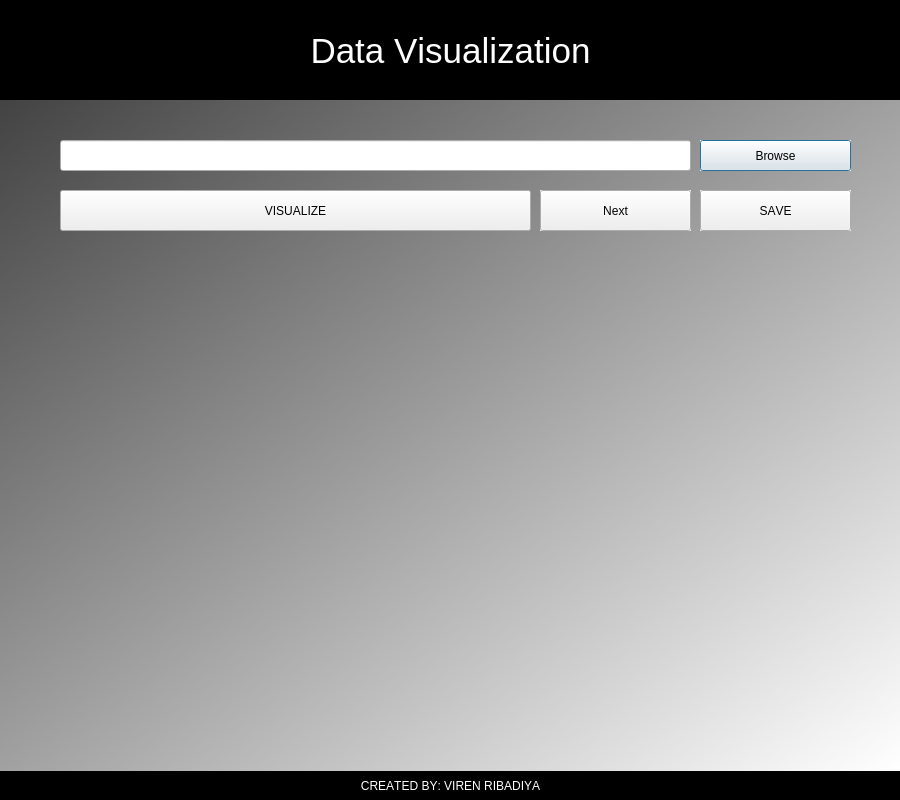
Before: the Qt Designer form main.ui in Pleasure01/Python-Data-Visualization-using-PyQt5, drawn with Qt 5.
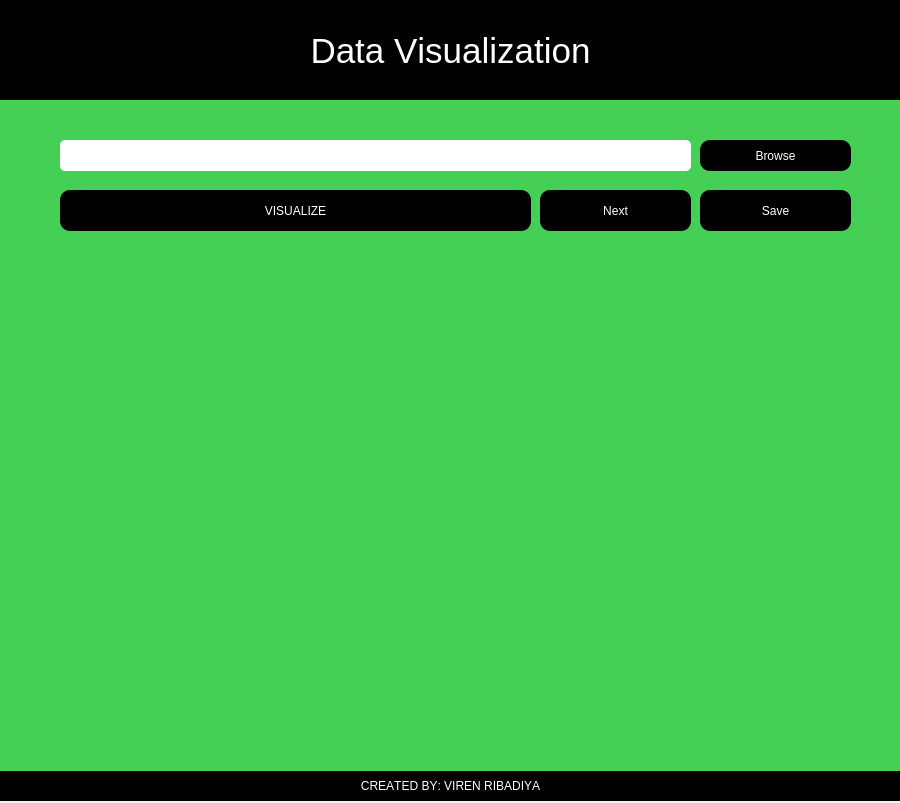
After: the same form once the commit is applied. Icons and pictures are not drawn.

Commit message:
upgraded the Graphical User Interface
QPushButton - Hover effect added.
New Background Color added.

```diff
--- a/main.ui
+++ b/main.ui
@@ -7,7 +7,7 @@
     <x>0</x>
     <y>0</y>
     <width>900</width>
-    <height>800</height>
+    <height>803</height>
    </rect>
   </property>
   <property name="font">
@@ -98,14 +98,13 @@
     <rect>
      <x>0</x>
      <y>100</y>
-     <width>901</width>
+     <width>900</width>
      <height>671</height>
     </rect>
    </property>
    <property name="styleSheet">
-    <string notr="true">background-color: rgb(163, 163, 244);
-background-color: qlineargradient(spread:pad, x1:0, y1:0, x2:1, y2:1, stop:0 rgba(51, 45, 53, 255), stop:1 rgba(255, 255, 255, 255));
-background-color: qlineargradient(spread:pad, x1:0, y1:0, x2:1, y2:1, stop:0 rgba(67, 67, 67, 255), stop:1 rgba(255, 255, 255, 255));</string>
+    <string notr="true">
+background-color: rgb(69, 208, 85);</string>
    </property>
    <property name="text">
     <string/>
@@ -120,12 +119,25 @@
      <height>480</height>
     </rect>
    </property>
+   <property name="accessibleDescription">
+    <string/>
+   </property>
+   <property name="layoutDirection">
+    <enum>Qt::LeftToRight</enum>
+   </property>
+   <property name="autoFillBackground">
+    <bool>false</bool>
+   </property>
    <property name="styleSheet">
-    <string notr="true"/>
+    <string notr="true">border-radius:15px;
+</string>
    </property>
    <property name="text">
     <string/>
    </property>
+   <property name="alignment">
+    <set>Qt::AlignCenter</set>
+   </property>
   </widget>
   <widget class="QPushButton" name="Browse">
    <property name="geometry">
@@ -137,11 +149,23 @@
     </rect>
    </property>
    <property name="autoFillBackground">
-    <bool>true</bool>
+    <bool>false</bool>
    </property>
    <property name="styleSheet">
-    <string notr="true">font: 75 12pt &quot;MS Shell Dlg 2&quot;;
-</string>
+    <string notr="true">QPushButton
+{
+font: 75 14pt &quot;MS Shell Dlg 2&quot;;
+background-color: rgb(0, 0, 0);
+color:white;
+border-radius: 10px;
+padding:4px;
+}
+QPushButton:hover
+{
+  	
+	font: 75 12pt &quot;MS Shell Dlg 2&quot;;
+	background-color: darkblue;
+}</string>
    </property>
    <property name="text">
     <string>Browse</string>
@@ -166,14 +190,25 @@
     </rect>
    </property>
    <property name="autoFillBackground">
-    <bool>true</bool>
+    <bool>false</bool>
    </property>
    <property name="styleSheet">
-    <string notr="true">font: 75 14pt &quot;MS Shell Dlg 2&quot;;
-</string>
+    <string notr="true">QPushButton{
+font: 75 14pt &quot;MS Shell Dlg 2&quot;;
+background-color: rgb(0, 0, 0);
+color:white;
+border-radius: 10px;
+padding:4px;
+}
+QPushButton:hover
+{
+  	
+	font: 75 12pt &quot;MS Shell Dlg 2&quot;;
+	background-color: darkblue;
+}</string>
    </property>
    <property name="text">
-    <string>SAVE</string>
+    <string>Save</string>
    </property>
    <property name="autoDefault">
     <bool>true</bool>
@@ -204,9 +239,20 @@
     <bool>false</bool>
    </property>
    <property name="styleSheet">
-    <string notr="true">font: 75 14pt &quot;MS Shell Dlg 2&quot;;
-
-
+    <string notr="true">QPushButton
+{
+font: 75 14pt &quot;MS Shell Dlg 2&quot;;
+background-color: rgb(0, 0, 0);
+color:white;
+border-radius: 10px;
+padding:4px;
+}
+QPushButton:hover
+{
+  	
+	font: 75 12pt &quot;MS Shell Dlg 2&quot;;
+	background-color: darkblue;
+}
 </string>
    </property>
    <property name="text">
@@ -233,7 +279,9 @@
    </property>
    <property name="styleSheet">
     <string notr="true">color: rgb(6, 39, 255);
-font: 75 12pt &quot;MS Shell Dlg 2&quot;;</string>
+font: 75 12pt &quot;MS Shell Dlg 2&quot;;
+padding:5px;
+border-radius:5px;</string>
    </property>
    <property name="text">
     <string/>
@@ -249,11 +297,22 @@
     </rect>
    </property>
    <property name="autoFillBackground">
-    <bool>true</bool>
+    <bool>false</bool>
    </property>
    <property name="styleSheet">
-    <string notr="true">font: 75 14pt &quot;MS Shell Dlg 2&quot;;
-</string>
+    <string notr="true">QPushButton{
+font: 75 14pt &quot;MS Shell Dlg 2&quot;;
+background-color: rgb(0, 0, 0);
+color:white;
+border-radius: 10px;
+padding:4px;
+}
+QPushButton:hover
+{
+  	
+	font: 75 12pt &quot;MS Shell Dlg 2&quot;;
+	background-color: darkblue;
+}</string>
    </property>
    <property name="text">
     <string>Next</string>
```
Left out of the diff: 3 changed lines with no effect on the pictures.
